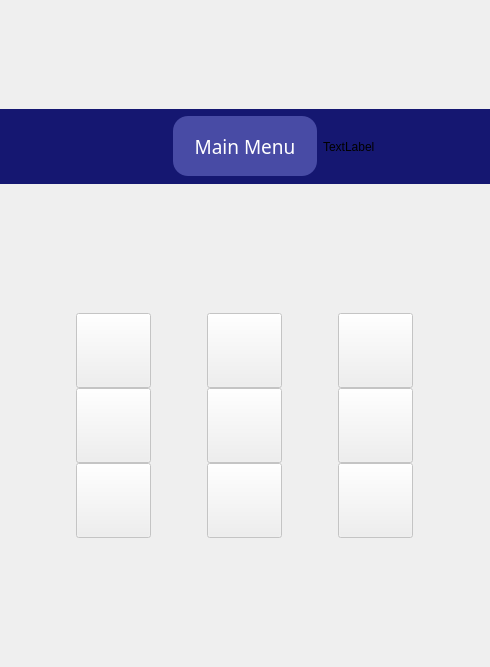
First picture: the form in mainwindow.ui, repository dnguye12/Qt-Tic-Tac-Toe, before the edit.
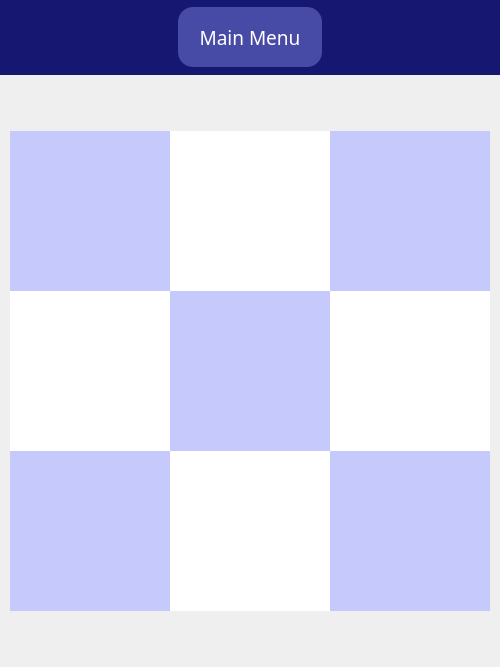
Second picture: the form after the edit. Icons and pictures are not drawn.

```diff
--- a/mainwindow.ui
+++ b/mainwindow.ui
@@ -64,12 +64,60 @@
         <number>0</number>
        </property>
        <item>
-        <widget class="QLabel" name="label">
+        <spacer name="horizontalSpacer_3">
+         <property name="orientation">
+          <enum>Qt::Horizontal</enum>
+         </property>
+         <property name="sizeType">
+          <enum>QSizePolicy::Fixed</enum>
+         </property>
+         <property name="sizeHint" stdset="0">
+          <size>
+           <width>20</width>
+           <height>20</height>
+          </size>
+         </property>
+        </spacer>
+       </item>
+       <item>
+        <widget class="QToolButton" name="BtnSound">
+         <property name="font">
+          <font>
+           <family>Script</family>
+          </font>
+         </property>
+         <property name="styleSheet">
+          <string notr="true">background-color: rgb(21, 23, 113);
+border: none;</string>
+         </property>
          <property name="text">
           <string/>
          </property>
+         <property name="icon">
+          <iconset resource="Reources.qrc">
+           <normaloff>:/images/images/audio.png</normaloff>:/images/images/audio.png</iconset>
+         </property>
+         <property name="iconSize">
+          <size>
+           <width>60</width>
+           <height>60</height>
+          </size>
+         </property>
         </widget>
        </item>
+       <item>
+        <spacer name="horizontalSpacer">
+         <property name="orientation">
+          <enum>Qt::Horizontal</enum>
+         </property>
+         <property name="sizeHint" stdset="0">
+          <size>
+           <width>40</width>
+           <height>20</height>
+          </size>
+         </property>
+        </spacer>
+       </item>
        <item>
         <widget class="QToolButton" name="BtnBack">
          <property name="minimumSize">
@@ -95,32 +143,92 @@
         </widget>
        </item>
        <item>
-        <widget class="QLabel" name="label_3">
+        <spacer name="horizontalSpacer_2">
+         <property name="orientation">
+          <enum>Qt::Horizontal</enum>
+         </property>
+         <property name="sizeHint" stdset="0">
+          <size>
+           <width>40</width>
+           <height>20</height>
+          </size>
+         </property>
+        </spacer>
+       </item>
+       <item>
+        <widget class="QToolButton" name="toolButton_11">
+         <property name="styleSheet">
+          <string notr="true">background-color: rgb(21, 23, 113);
+border: none;</string>
+         </property>
          <property name="text">
-          <string>TextLabel</string>
+          <string/>
+         </property>
+         <property name="icon">
+          <iconset resource="Reources.qrc">
+           <normaloff>:/images/images/rotate.png</normaloff>:/images/images/rotate.png</iconset>
+         </property>
+         <property name="iconSize">
+          <size>
+           <width>60</width>
+           <height>60</height>
+          </size>
          </property>
         </widget>
        </item>
+       <item>
+        <spacer name="horizontalSpacer_4">
+         <property name="orientation">
+          <enum>Qt::Horizontal</enum>
+         </property>
+         <property name="sizeType">
+          <enum>QSizePolicy::Fixed</enum>
+         </property>
+         <property name="sizeHint" stdset="0">
+          <size>
+           <width>20</width>
+           <height>20</height>
+          </size>
+         </property>
+        </spacer>
+       </item>
       </layout>
      </widget>
     </item>
     <item>
+     <widget class="QWidget" name="verticalWidget" native="true">
+      <property name="minimumSize">
+       <size>
+        <width>0</width>
+        <height>592</height>
+       </size>
+      </property>
+      <property name="styleSheet">
+       <string notr="true"/>
+      </property>
      <layout class="QVBoxLayout" name="verticalLayout">
       <item>
+        <widget class="QWidget" name="gridWidget" native="true">
+         <property name="styleSheet">
+          <string notr="true"/>
+         </property>
        <layout class="QGridLayout" name="gridLayout">
         <property name="leftMargin">
-         <number>20</number>
+           <number>1</number>
         </property>
         <property name="topMargin">
-         <number>20</number>
+           <number>1</number>
         </property>
         <property name="rightMargin">
-         <number>20</number>
+           <number>1</number>
         </property>
         <property name="bottomMargin">
-         <number>20</number>
-        </property>
-        <item row="0" column="0">
+           <number>1</number>
+          </property>
+          <property name="spacing">
+           <number>0</number>
+          </property>
+          <item row="1" column="0">
          <widget class="QToolButton" name="toolButton">
           <property name="enabled">
            <bool>false</bool>
@@ -133,16 +241,33 @@
           </property>
           <property name="minimumSize">
            <size>
-            <width>75</width>
-            <height>75</height>
-           </size>
-          </property>
+              <width>160</width>
+              <height>160</height>
+             </size>
+            </property>
+            <property name="styleSheet">
+             <string notr="true">border: none;
+background-color: rgb(198, 201, 252);</string>
+            </property>
           <property name="text">
            <string/>
           </property>
          </widget>
         </item>
         <item row="0" column="1">
+           <spacer name="verticalSpacer">
+            <property name="orientation">
+             <enum>Qt::Vertical</enum>
+            </property>
+            <property name="sizeHint" stdset="0">
+             <size>
+              <width>20</width>
+              <height>40</height>
+             </size>
+            </property>
+           </spacer>
+          </item>
+          <item row="1" column="1">
          <widget class="QToolButton" name="toolButton_2">
           <property name="enabled">
            <bool>false</bool>
@@ -155,38 +280,20 @@
           </property>
           <property name="minimumSize">
            <size>
-            <width>75</width>
-            <height>75</height>
-           </size>
-          </property>
+              <width>160</width>
+              <height>160</height>
+             </size>
+            </property>
+            <property name="styleSheet">
+             <string notr="true">border: none;
+background-color:white;</string>
+            </property>
           <property name="text">
            <string/>
           </property>
          </widget>
         </item>
         <item row="1" column="2">
-         <widget class="QToolButton" name="toolButton_6">
-          <property name="enabled">
-           <bool>false</bool>
-          </property>
-          <property name="sizePolicy">
-           <sizepolicy hsizetype="Fixed" vsizetype="Fixed">
-            <horstretch>0</horstretch>
-            <verstretch>0</verstretch>
-           </sizepolicy>
-          </property>
-          <property name="minimumSize">
-           <size>
-            <width>75</width>
-            <height>75</height>
-           </size>
-          </property>
-          <property name="text">
-           <string/>
-          </property>
-         </widget>
-        </item>
-        <item row="0" column="2">
          <widget class="QToolButton" name="toolButton_3">
           <property name="enabled">
            <bool>false</bool>
@@ -199,53 +306,13 @@
           </property>
           <property name="minimumSize">
            <size>
-            <width>75</width>
-            <height>75</height>
-           </size>
-          </property>
-          <property name="text">
-           <string/>
-          </property>
-         </widget>
-        </item>
-        <item row="1" column="1">
-         <widget class="QToolButton" name="toolButton_5">
-          <property name="enabled">
-           <bool>false</bool>
-          </property>
-          <property name="sizePolicy">
-           <sizepolicy hsizetype="Fixed" vsizetype="Fixed">
-            <horstretch>0</horstretch>
-            <verstretch>0</verstretch>
-           </sizepolicy>
-          </property>
-          <property name="minimumSize">
-           <size>
-            <width>75</width>
-            <height>75</height>
-           </size>
-          </property>
-          <property name="text">
-           <string/>
-          </property>
-         </widget>
-        </item>
-        <item row="1" column="0">
-         <widget class="QToolButton" name="toolButton_4">
-          <property name="enabled">
-           <bool>false</bool>
-          </property>
-          <property name="sizePolicy">
-           <sizepolicy hsizetype="Fixed" vsizetype="Fixed">
-            <horstretch>0</horstretch>
-            <verstretch>0</verstretch>
-           </sizepolicy>
-          </property>
-          <property name="minimumSize">
-           <size>
-            <width>75</width>
-            <height>75</height>
-           </size>
+              <width>160</width>
+              <height>160</height>
+             </size>
+            </property>
+            <property name="styleSheet">
+             <string notr="true">border: none;
+background-color: rgb(198, 201, 252);</string>
           </property>
           <property name="text">
            <string/>
@@ -253,7 +320,7 @@
          </widget>
         </item>
         <item row="2" column="0">
-         <widget class="QToolButton" name="toolButton_7">
+           <widget class="QToolButton" name="toolButton_4">
           <property name="enabled">
            <bool>false</bool>
           </property>
@@ -265,16 +332,20 @@
           </property>
           <property name="minimumSize">
            <size>
-            <width>75</width>
-            <height>75</height>
-           </size>
-          </property>
+              <width>160</width>
+              <height>160</height>
+             </size>
+            </property>
+            <property name="styleSheet">
+             <string notr="true">border: none;
+background-color:white;</string>
+            </property>
           <property name="text">
            <string/>
           </property>
          </widget>
         </item>
-        <item row="2" column="1">
+          <item row="3" column="1">
          <widget class="QToolButton" name="toolButton_8">
           <property name="enabled">
            <bool>false</bool>
@@ -287,9 +358,39 @@
           </property>
           <property name="minimumSize">
            <size>
-            <width>75</width>
-            <height>75</height>
-           </size>
+              <width>160</width>
+              <height>160</height>
+             </size>
+            </property>
+            <property name="styleSheet">
+             <string notr="true">border: none;
+background-color:white;</string>
+            </property>
+            <property name="text">
+             <string/>
+            </property>
+           </widget>
+          </item>
+          <item row="3" column="0">
+           <widget class="QToolButton" name="toolButton_7">
+            <property name="enabled">
+             <bool>false</bool>
+            </property>
+            <property name="sizePolicy">
+             <sizepolicy hsizetype="Fixed" vsizetype="Fixed">
+              <horstretch>0</horstretch>
+              <verstretch>0</verstretch>
+             </sizepolicy>
+            </property>
+            <property name="minimumSize">
+             <size>
+              <width>160</width>
+              <height>160</height>
+             </size>
+            </property>
+            <property name="styleSheet">
+             <string notr="true">border: none;
+background-color: rgb(198, 201, 252);</string>
           </property>
           <property name="text">
            <string/>
@@ -297,6 +398,32 @@
          </widget>
         </item>
         <item row="2" column="2">
+           <widget class="QToolButton" name="toolButton_6">
+            <property name="enabled">
+             <bool>false</bool>
+            </property>
+            <property name="sizePolicy">
+             <sizepolicy hsizetype="Fixed" vsizetype="Fixed">
+              <horstretch>0</horstretch>
+              <verstretch>0</verstretch>
+             </sizepolicy>
+            </property>
+            <property name="minimumSize">
+             <size>
+              <width>160</width>
+              <height>160</height>
+             </size>
+            </property>
+            <property name="styleSheet">
+             <string notr="true">border: none;
+background-color:white;</string>
+            </property>
+            <property name="text">
+             <string/>
+            </property>
+           </widget>
+          </item>
+          <item row="3" column="2">
          <widget class="QToolButton" name="toolButton_9">
           <property name="enabled">
            <bool>false</bool>
@@ -309,18 +436,63 @@
           </property>
           <property name="minimumSize">
            <size>
-            <width>75</width>
-            <height>75</height>
-           </size>
-          </property>
+              <width>160</width>
+              <height>160</height>
+             </size>
+            </property>
+            <property name="styleSheet">
+             <string notr="true">border: none;
+background-color: rgb(198, 201, 252);</string>
+            </property>
           <property name="text">
            <string/>
           </property>
          </widget>
         </item>
-       </layout>
-      </item>
-     </layout>
+          <item row="2" column="1">
+           <widget class="QToolButton" name="toolButton_5">
+            <property name="enabled">
+             <bool>false</bool>
+            </property>
+            <property name="sizePolicy">
+             <sizepolicy hsizetype="Fixed" vsizetype="Fixed">
+              <horstretch>0</horstretch>
+              <verstretch>0</verstretch>
+             </sizepolicy>
+            </property>
+            <property name="minimumSize">
+             <size>
+              <width>160</width>
+              <height>160</height>
+             </size>
+            </property>
+            <property name="styleSheet">
+             <string notr="true">border: none;
+background-color: rgb(198, 201, 252);</string>
+            </property>
+            <property name="text">
+             <string/>
+            </property>
+           </widget>
+          </item>
+          <item row="4" column="1">
+           <spacer name="verticalSpacer_2">
+            <property name="orientation">
+             <enum>Qt::Vertical</enum>
+            </property>
+            <property name="sizeHint" stdset="0">
+             <size>
+              <width>20</width>
+              <height>40</height>
+             </size>
+            </property>
+           </spacer>
+          </item>
+         </layout>
+        </widget>
+       </item>
+      </layout>
+     </widget>
     </item>
    </layout>
   </widget>
```
Left out of the diff: 4 changed lines with no effect on the pictures. Lines whose indentation alone changed are shown as unchanged.
